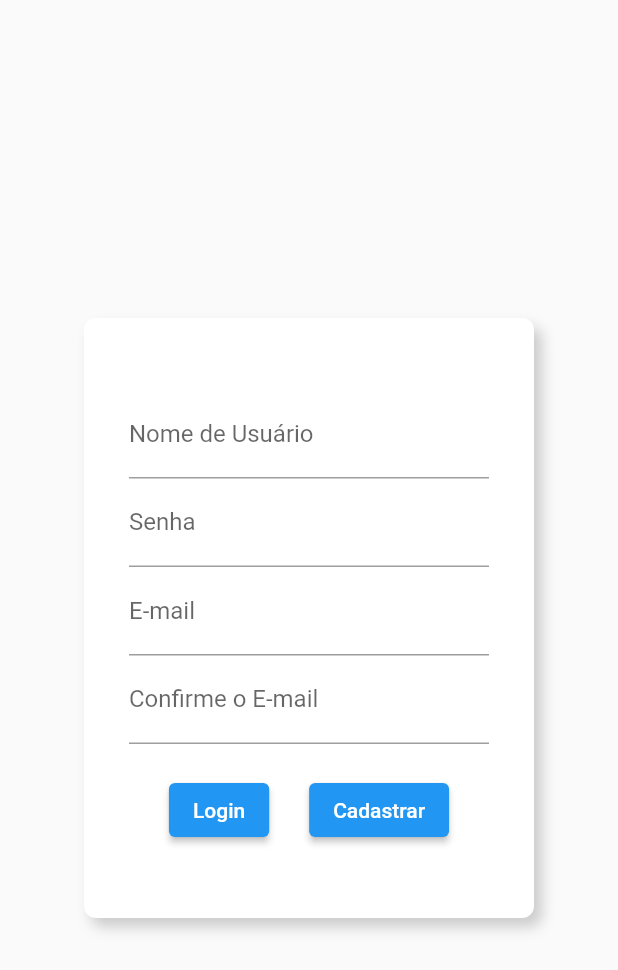
After one commit to ceduardolima/politech, a Flutter app: the screen it shows after launch, after a tap on "Cadastrar", on a phone screen of 412 x 824 dp. The commit adds this screen. Shown: the top 970 px of the screen. Run offline on Flutter 3.47's test engine with Material 2 defaults, Android fonts, the phone set to English and light mode, and no system bars; our stand-ins replace floor, get_it, sqflite; missing offline and left inert: dart:ffi; accounts and stored records are empty; generated files the repository leaves out were written again.

Commit message:
Adicionar tela de login como tela cadastro

```diff
--- /dev/null
+++ b/lib/paginas/telacadastro.dart
@@ -0,0 +1,99 @@
+import 'package:flutter/material.dart';
+import 'package:politech/paginas/telalogin.dart';
+
+class TelaCadastro extends StatelessWidget {
+  const TelaCadastro({super.key});
+
+  @override
+  Widget build(BuildContext context) {
+    return MaterialApp(
+      home: Scaffold(
+        body: Center(
+          child: Container(
+            decoration: BoxDecoration(
+              color: Colors.white,
+              borderRadius: BorderRadius.circular(8.0), // Opcional: adiciona bordas arredondadas
+              boxShadow: [
+                BoxShadow(
+                  color: Colors.grey.withOpacity(0.5), // Cor da sombra
+                  spreadRadius: 0, // Raio de propagação da sombra
+                  blurRadius: 7, // Raio de desfoque da sombra
+                  offset: Offset(5, 6), // Deslocamento da sombra
+                ),
+              ],
+            ),
+            height: 400.0, //Altura desejada
+            width: 300.0,
+            padding: const EdgeInsets.all(30.0), // Espaçamento interno
+            child: Column(
+              mainAxisAlignment: MainAxisAlignment.center,
+              children: <Widget>[
+                const TextField(
+                  decoration: InputDecoration(
+                    labelText: 'Nome de Usuário',
+                  ),
+                ),
+                const TextField(
+                  obscureText: true, // Para ocultar a senha enquanto é digitada
+                  decoration: InputDecoration(
+                    labelText: 'Senha',
+                  ),
+                ),
+                const TextField(
+                  obscureText: true, // Para ocultar a senha enquanto é digitada
+                  decoration: InputDecoration(
+                    labelText: 'E-mail',
+                  ),
+                ),
+                const TextField(
+                  obscureText: true, // Para ocultar a senha enquanto é digitada
+                  decoration: InputDecoration(
+                    labelText: 'Confirme o E-mail',
+                  ),
+                ),
+                const SizedBox(height: 20.0),
+                Row (
+                  mainAxisAlignment: MainAxisAlignment.spaceEvenly,
+                  children: <Widget>[
+                    ElevatedButton(
+                      onPressed: () {
+                        // Navegar para a TelaCadastro quando o botão "Cadastro" for pressionado
+                        Navigator.push(
+                          context,
+                          MaterialPageRoute(builder: (context) => TelaLogin()),
+                        );
+                      },
+                      child: Text('Login'),
+                    ),
+                    ElevatedButton(
+                      onPressed: () {
+                        // Mostrar o texto "Testar banco" ao pressionar o botão
+                        showDialog(
+                          context: context,
+                          builder: (BuildContext context) {
+                            return AlertDialog(
+                              title: const Text('Testar banco'),
+                              actions: <Widget>[
+                                TextButton(
+                                  onPressed: () {
+                                    Navigator.of(context).pop(); // Feche o diálogo
+                                  },
+                                  child: const Text('Fechar'),
+                                ),
+                              ],
+                            );
+                          },
+                        );
+                      },
+                      child: Text('Cadastrar'),
+                    ),
+                  ],
+                ),
+              ],
+            ),
+          ),
+        ),
+      ),
+    );
+  }
+}
--- a/lib/paginas/telalogin.dart
+++ b/lib/paginas/telalogin.dart
@@ -1,4 +1,5 @@
 import 'package:flutter/material.dart';
+import 'package:politech/paginas/telacadastro.dart';
 
 class TelaLogin extends StatelessWidget {
   const TelaLogin({super.key});
@@ -66,25 +67,13 @@ class TelaLogin extends StatelessWidget {
                       ),
                       ElevatedButton(
                         onPressed: () {
-                          // Mostrar o texto "Testar banco" ao pressionar o botão
-                          showDialog(
-                            context: context,
-                            builder: (BuildContext context) {
-                              return AlertDialog(
-                                title: const Text('Testar banco'),
-                                actions: <Widget>[
-                                  TextButton(
-                                    onPressed: () {
-                                      Navigator.of(context).pop(); // Feche o diálogo
-                                    },
-                                    child: const Text('Fechar'),
-                                  ),
-                                ],
-                              );
-                            },
+                          // Navegar para a TelaCadastro quando o botão "Cadastro" for pressionado
+                          Navigator.push(
+                            context,
+                            MaterialPageRoute(builder: (context) => TelaCadastro()),
                           );
                         },
-                        child: Text('Cadastro'),
+                        child: Text('Cadastrar'),
                       ),
                   ],
                 ),
```
